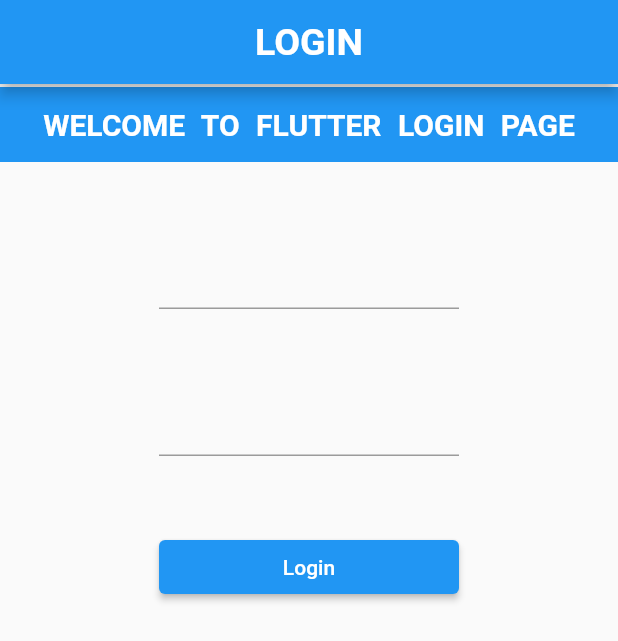
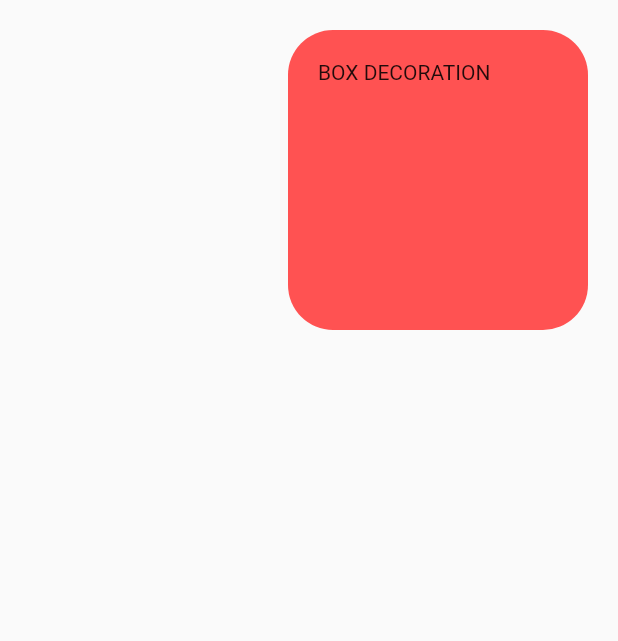
Before and after one commit to waleedrehman31/learning-flutter, a Flutter app: the screen it shows after launch, on a phone screen of 412 x 824 dp. Shown: the top 641 px of the screen. Run offline on Flutter 3.47's test engine with Material 2 defaults, Android fonts, the phone set to English and light mode, and no system bars.

Commit message:
container styling

```diff
--- /dev/null
+++ b/lib/home.dart
@@ -0,0 +1,38 @@
+import 'package:flutter/cupertino.dart';
+import 'package:flutter/material.dart';
+
+class Home extends StatefulWidget {
+  const Home({Key key}) : super(key: key);
+
+  @override
+  _HomeState createState() => _HomeState();
+}
+
+class _HomeState extends State<Home> {
+  @override
+  Widget build(BuildContext context) {
+    return Scaffold(
+      body: Column(
+        children: [
+          Align(
+            alignment: Alignment.topRight,
+            child: Container(
+              margin: EdgeInsets.all(20),
+              padding: EdgeInsets.only(
+                left: 20,
+                top: 20,
+              ),
+              child: Text("BOX DECORATION"),
+              height: 200,
+              width: 200,
+              decoration: BoxDecoration(
+                color: Colors.redAccent,
+                borderRadius: BorderRadius.circular(30),
+              ),
+            ),
+          ),
+        ],
+      ),
+    );
+  }
+}
--- a/lib/main.dart
+++ b/lib/main.dart
@@ -1,5 +1,6 @@
 import 'package:flutter/cupertino.dart';
 import 'package:flutter/material.dart';
+import 'package:learning_flutter/home.dart';
 
 void main() {
   runApp(MyApp());
@@ -12,67 +13,7 @@
     return MaterialApp(
       debugShowCheckedModeBanner: false,
       home: Scaffold(
-        appBar: AppBar(
-          title: Center(
-            child: Text(
-              "LOGIN",
-              style: TextStyle(
-                fontSize: 25,
-                fontWeight: FontWeight.bold,
-              ),
-            ),
-          ),
-        ),
-        body: Center(
-          child: Column(
-            children: [
-              SizedBox(
-                height: 2,
-              ),
-              Container(
-                width: double.infinity,
-                height: 50,
-                color: Colors.blue,
-                child: Center(
-                  child: Text(
-                    "WELCOME TO FLUTTER LOGIN PAGE",
-                    textAlign: TextAlign.center,
-                    style: TextStyle(
-                      fontSize: 20,
-                      fontWeight: FontWeight.bold,
-                      color: Colors.white,
-                      wordSpacing: 6,
-                    ),
-                  ),
-                ),
-              ),
-              SizedBox(
-                height: 50,
-              ),
-              Container(
-                width: 200,
-                child: TextField(),
-              ),
-              SizedBox(
-                height: 50,
-              ),
-              Container(
-                width: 200,
-                child: TextField(),
-              ),
-              SizedBox(
-                height: 50,
-              ),
-              Container(
-                width: 200,
-                child: ElevatedButton(
-                  onPressed: () {},
-                  child: Text("Login"),
-                ),
-              ),
-            ],
-          ),
-        ),
+        body: Home(),
       ),
     );
   }
```
Also changed, not shown: lib/LoginPage.dart (added, +79 -0 lines).
